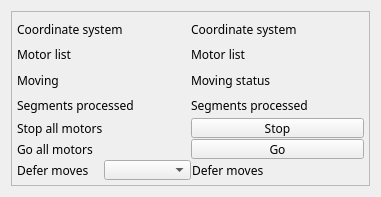
Old version of the form 3-6/GalilSup/op/ui/galil_coordinate_system.ui in the repository motorapp/Galil.
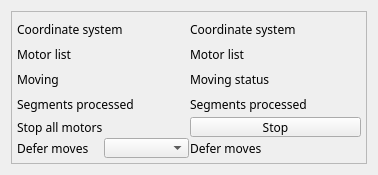
New version of the form. Custom widgets are drawn as their Qt base class.

```diff
--- a/3-6/GalilSup/op/ui/galil_coordinate_system.ui
+++ b/3-6/GalilSup/op/ui/galil_coordinate_system.ui
@@ -6,8 +6,8 @@
    <rect>
     <x>0</x>
     <y>0</y>
-    <width>381</width>
-    <height>197</height>
+    <width>378</width>
+    <height>175</height>
    </rect>
   </property>
   <property name="sizePolicy">
@@ -60,7 +60,7 @@
        <number>5</number>
       </property>
       <item>
-       <layout class="QVBoxLayout" name="verticalLayout_3" stretch="5,1,1,1">
+       <layout class="QVBoxLayout" name="verticalLayout_3" stretch="5,1,1">
         <property name="spacing">
          <number>1</number>
         </property>
@@ -390,66 +390,6 @@
           </item>
          </layout>
         </item>
-        <item>
-         <layout class="QHBoxLayout" name="horizontalLayout_2">
-          <property name="spacing">
-           <number>1</number>
-          </property>
-          <item>
-           <widget class="QLabel" name="label_9">
-            <property name="sizePolicy">
-             <sizepolicy hsizetype="Preferred" vsizetype="Preferred">
-              <horstretch>0</horstretch>
-              <verstretch>0</verstretch>
-             </sizepolicy>
-            </property>
-            <property name="minimumSize">
-             <size>
-              <width>0</width>
-              <height>0</height>
-             </size>
-            </property>
-            <property name="font">
-             <font>
-              <family>Abyssinica SIL</family>
-              <pointsize>9</pointsize>
-             </font>
-            </property>
-            <property name="text">
-             <string>Go all motors</string>
-            </property>
-           </widget>
-          </item>
-          <item>
-           <widget class="QEPushButton" name="qepushbutton_2">
-            <property name="sizePolicy">
-             <sizepolicy hsizetype="Preferred" vsizetype="Expanding">
-              <horstretch>0</horstretch>
-              <verstretch>0</verstretch>
-             </sizepolicy>
-            </property>
-            <property name="minimumSize">
-             <size>
-              <width>0</width>
-              <height>1</height>
-             </size>
-            </property>
-            <property name="font">
-             <font>
-              <family>Abyssinica SIL</family>
-              <pointsize>9</pointsize>
-             </font>
-            </property>
-            <property name="text">
-             <string>Go</string>
-            </property>
-            <property name="variable" stdset="0">
-             <string>$(DMC)$(R)_GO_CMD</string>
-            </property>
-           </widget>
-          </item>
-         </layout>
-        </item>
         <item>
          <layout class="QHBoxLayout" name="horizontalLayout_3" stretch="1,1,2">
           <property name="spacing">
```
